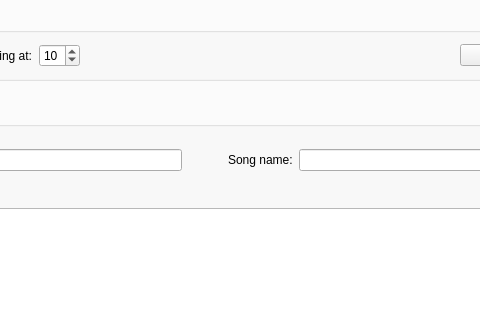
steux/tiatracker, file mainwindow.ui: the form before one commit; both pictures show x 314 to 794 and y 231 to 551 of the 1064 by 783 pixel window.
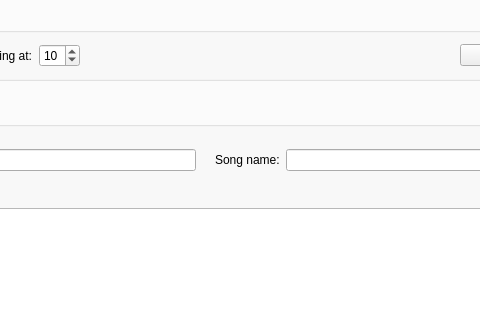
The form after the commit. Icons and pictures are not drawn. Custom widgets are drawn as their Qt base class.

The edit to the form file:
```diff
--- a/mainwindow.ui
+++ b/mainwindow.ui
@@ -1416,7 +1416,7 @@
               <item>
                <widget class="QLabel" name="label_17">
                 <property name="text">
-                 <string>          </string>
+                 <string/>
                 </property>
                </widget>
               </item>
```
Left out of the diff: 20 changed lines with no effect on the pictures.
